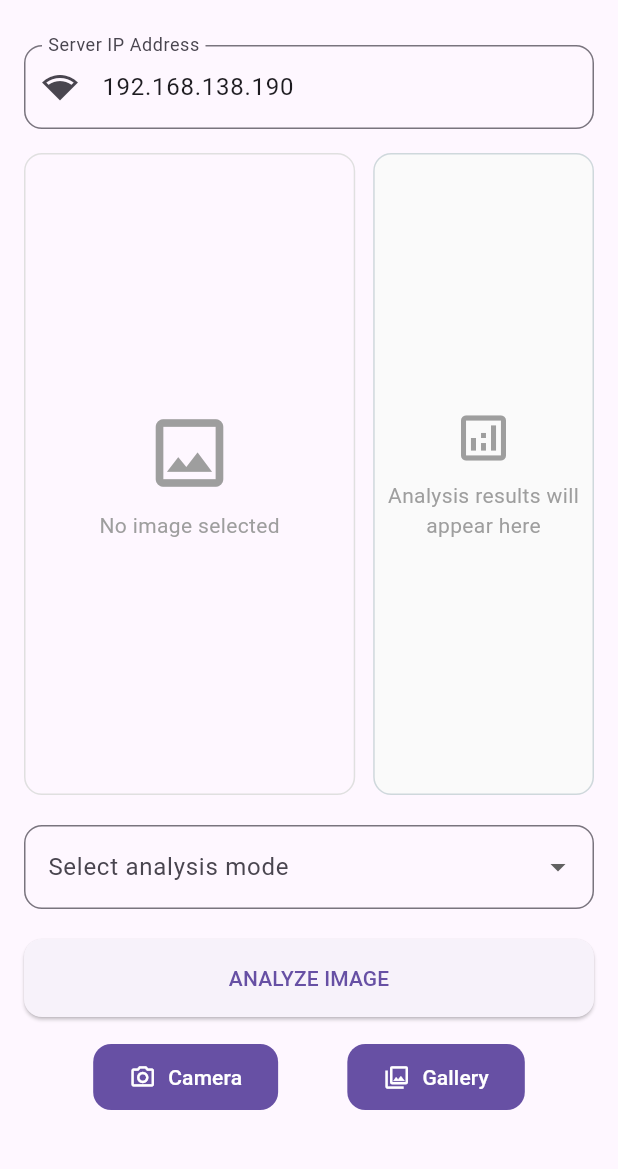
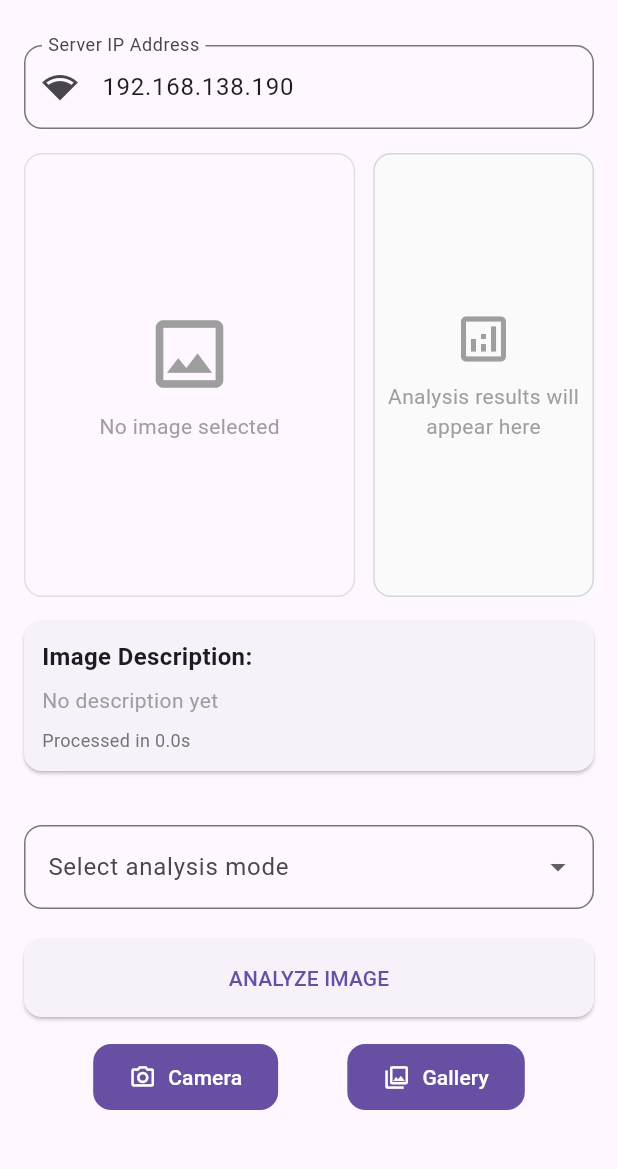
Before and after one commit to TarekMineRoyal/4th-Year-Project-Prototype, a Flutter app: the screen it shows after launch, on a phone screen of 412 x 824 dp, the part 63-1232 px from its top. Run offline on Flutter 3.47's test engine with Material 3 defaults, Android fonts, the phone set to English and light mode, and no system bars; our stand-ins replace image_picker.

Commit message:
Add image captioning feature
The backend now send an API to huggingFace to the Bilp model with the
image and receive a text (Image description) then send the description
to the frontend

The frontend got a new textbox to display the image description

```diff
--- a/Mobile app/lib/main.dart
+++ b/Mobile app/lib/main.dart
@@ -4,7 +4,6 @@ import 'package:http/http.dart' as http;
 import 'package:http_parser/http_parser.dart';
 import 'dart:io';
 import 'dart:convert';
-import 'package:flutter/services.dart'; // For TextInputFormatters
 
 void main() {
   runApp(const ImageSelectorApp());
@@ -23,6 +22,26 @@ class ImageSelectorApp extends StatelessWidget {
   }
 }
 
+class ProcessingResult {
+  final List<String> detections;
+  final String caption;
+  final double processingTime;
+
+  ProcessingResult({
+    required this.detections,
+    required this.caption,
+    required this.processingTime,
+  });
+
+  factory ProcessingResult.fromJson(Map<String, dynamic> json) {
+    return ProcessingResult(
+      detections: List<String>.from(json['detections']),
+      caption: json['caption'],
+      processingTime: json['processing_time'].toDouble(),
+    );
+  }
+}
+
 class ImageSelectorScreen extends StatefulWidget {
   const ImageSelectorScreen({super.key});
 
@@ -35,19 +54,20 @@ class _ImageSelectorScreenState extends State<ImageSelectorScreen> {
   String? _selectedOption;
   bool _isSending = false;
   final List<String> _options = ['yolov8n', 'yolov8m', 'yolov8x'];
-  final List<String> _analysisResults = [];
+  ProcessingResult? _processingResult;
   final ImagePicker _picker = ImagePicker();
-
-  // IP Address Controller
   final TextEditingController _ipController =
-      TextEditingController()..text = '192.168.138.190'; // Default IP
+      TextEditingController()..text = '192.168.138.190';
 
   Future<void> _pickImage(ImageSource source) async {
     try {
       final pickedFile = await _picker.pickImage(source: source);
       if (!mounted) return;
       if (pickedFile != null) {
-        setState(() => _selectedImage = File(pickedFile.path));
+        setState(() {
+          _selectedImage = File(pickedFile.path);
+          _processingResult = null;
+        });
       }
     } catch (e) {
       if (!mounted) return;
@@ -59,14 +79,12 @@ class _ImageSelectorScreenState extends State<ImageSelectorScreen> {
 
   Future<void> _sendForAnalysis() async {
     if (_selectedImage == null || _selectedOption == null) {
-      if (!mounted) return;
       ScaffoldMessenger.of(context).showSnackBar(
         const SnackBar(content: Text('Please select both image and option')),
       );
       return;
     }
 
-    // Validate IP address
     if (_ipController.text.isEmpty) {
       ScaffoldMessenger.of(context).showSnackBar(
         const SnackBar(content: Text('Please enter server IP address')),
@@ -76,7 +94,7 @@ class _ImageSelectorScreenState extends State<ImageSelectorScreen> {
 
     setState(() {
       _isSending = true;
-      _analysisResults.clear();
+      _processingResult = null;
     });
 
     try {
@@ -85,10 +103,7 @@ class _ImageSelectorScreenState extends State<ImageSelectorScreen> {
         Uri.parse('http://${_ipController.text}:8000/upload'),
       );
 
-      // Add form data
       request.fields['option'] = _selectedOption!;
-
-      // Add image file with proper type
       final fileExt = _selectedImage!.path.split('.').last.toLowerCase();
       final contentType =
           fileExt == 'png'
@@ -108,9 +123,9 @@ class _ImageSelectorScreenState extends State<ImageSelectorScreen> {
 
       if (!mounted) return;
       if (response.statusCode == 200) {
-        final List<dynamic> resultList = jsonDecode(responseBody);
+        final Map<String, dynamic> jsonResponse = jsonDecode(responseBody);
         setState(() {
-          _analysisResults.addAll(resultList.map((e) => e.toString()));
+          _processingResult = ProcessingResult.fromJson(jsonResponse);
         });
       } else {
         ScaffoldMessenger.of(context).showSnackBar(
@@ -136,33 +151,23 @@ class _ImageSelectorScreenState extends State<ImageSelectorScreen> {
         child: Column(
           crossAxisAlignment: CrossAxisAlignment.stretch,
           children: [
-            // IP Address Input
             Padding(
               padding: const EdgeInsets.only(bottom: 16.0),
               child: TextField(
                 controller: _ipController,
                 decoration: InputDecoration(
                   labelText: 'Server IP Address',
-                  hintText: 'e.g. 192.168.1.100',
                   border: OutlineInputBorder(
                     borderRadius: BorderRadius.circular(12),
                   ),
                   prefixIcon: const Icon(Icons.network_wifi),
                 ),
-                inputFormatters: [
-                  FilteringTextInputFormatter.allow(
-                    RegExp(r'^([0-9]{1,3}\.){0,3}[0-9]{1,3}$'),
-                  ),
-                ],
               ),
             ),
-
-            // Image and Results Row
             Expanded(
               child: Row(
                 crossAxisAlignment: CrossAxisAlignment.start,
                 children: [
-                  // Image Preview
                   Expanded(
                     flex: 6,
                     child: Container(
@@ -197,7 +202,6 @@ class _ImageSelectorScreenState extends State<ImageSelectorScreen> {
                     ),
                   ),
                   const SizedBox(width: 12),
-                  // Analysis Results
                   Expanded(
                     flex: 4,
                     child: Container(
@@ -208,7 +212,7 @@ class _ImageSelectorScreenState extends State<ImageSelectorScreen> {
                       ),
                       padding: const EdgeInsets.all(8),
                       child:
-                          _analysisResults.isEmpty
+                          _processingResult == null
                               ? const Center(
                                 child: Column(
                                   mainAxisAlignment: MainAxisAlignment.center,
@@ -228,7 +232,7 @@ class _ImageSelectorScreenState extends State<ImageSelectorScreen> {
                                 ),
                               )
                               : ListView.builder(
-                                itemCount: _analysisResults.length,
+                                itemCount: _processingResult!.detections.length,
                                 itemBuilder:
                                     (context, index) => Card(
                                       margin: const EdgeInsets.only(bottom: 8),
@@ -236,7 +240,7 @@ class _ImageSelectorScreenState extends State<ImageSelectorScreen> {
                                       child: Padding(
                                         padding: const EdgeInsets.all(12),
                                         child: Text(
-                                          _analysisResults[index],
+                                          _processingResult!.detections[index],
                                           style: const TextStyle(fontSize: 14),
                                         ),
                                       ),
@@ -247,8 +251,43 @@ class _ImageSelectorScreenState extends State<ImageSelectorScreen> {
                 ],
               ),
             ),
+            Card(
+              margin: const EdgeInsets.only(top: 16, bottom: 16),
+              child: Padding(
+                padding: const EdgeInsets.all(12),
+                child: Column(
+                  crossAxisAlignment: CrossAxisAlignment.start,
+                  children: [
+                    const Text(
+                      'Image Description:',
+                      style: TextStyle(
+                        fontWeight: FontWeight.bold,
+                        fontSize: 16,
+                      ),
+                    ),
+                    const SizedBox(height: 8),
+                    Text(
+                      _processingResult?.caption ?? 'No description yet',
+                      style: TextStyle(
+                        color:
+                            _processingResult?.caption != null
+                                ? Colors.black
+                                : Colors.grey,
+                      ),
+                    ),
+                    const SizedBox(height: 8),
+                    Text(
+                      'Processed in ${_processingResult?.processingTime ?? 0}s',
+                      style: TextStyle(
+                        color: Colors.grey.shade600,
+                        fontSize: 12,
+                      ),
+                    ),
+                  ],
+                ),
+              ),
+            ),
             const SizedBox(height: 20),
-            // Option Selector
             DropdownButtonFormField<String>(
               decoration: InputDecoration(
                 labelText: 'Select analysis mode',
@@ -269,7 +308,6 @@ class _ImageSelectorScreenState extends State<ImageSelectorScreen> {
               onChanged: (value) => setState(() => _selectedOption = value),
             ),
             const SizedBox(height: 20),
-            // Analyze Button
             ElevatedButton(
               onPressed: _isSending ? null : _sendForAnalysis,
               style: ElevatedButton.styleFrom(
@@ -288,7 +326,6 @@ class _ImageSelectorScreenState extends State<ImageSelectorScreen> {
                       : const Text('ANALYZE IMAGE'),
             ),
             const SizedBox(height: 16),
-            // Camera/Gallery Buttons
             Padding(
               padding: const EdgeInsets.only(bottom: 24.0),
               child: Row(
```
Also changed, not shown: 1 other file.
